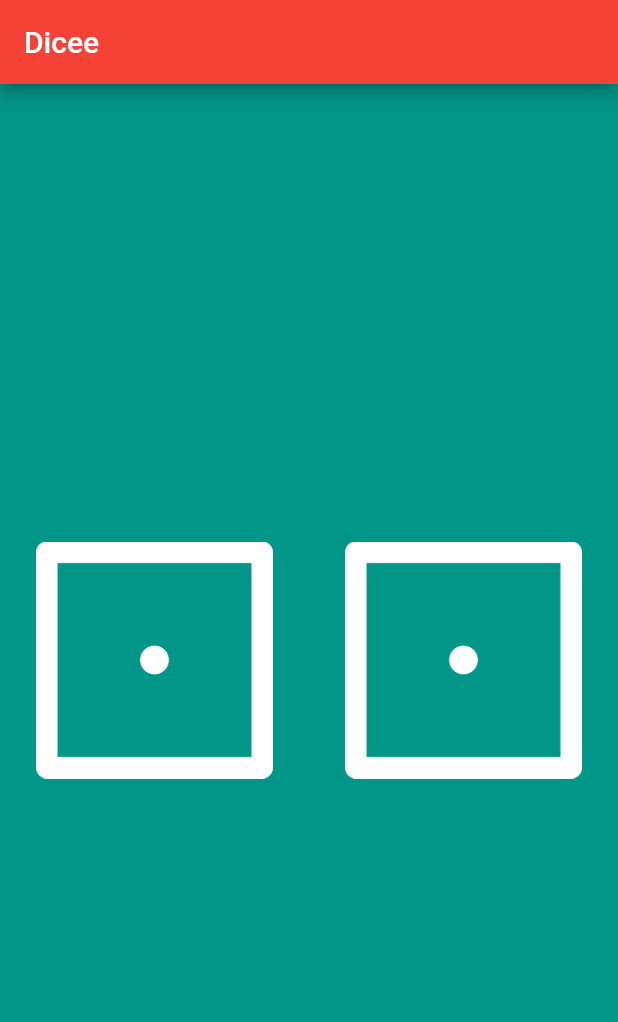
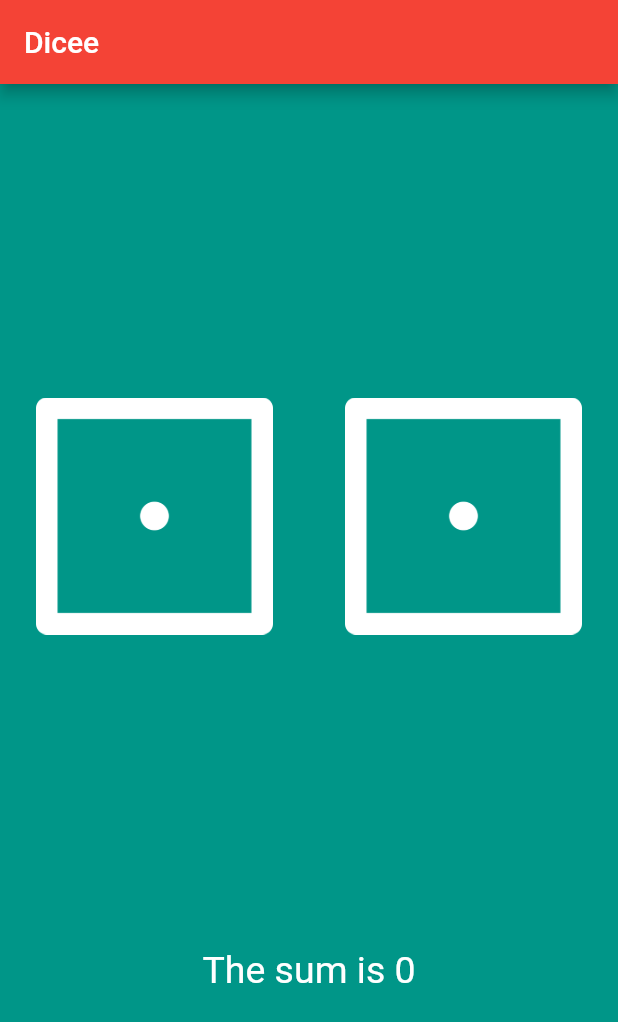
Before and after one commit to Himal-Thapa1/dicee_app-flutter-project, a Flutter app: the screen it shows after launch, on a phone screen of 412 x 824 dp. Shown: the top 1022 px of the screen. Run offline on Flutter 3.47's test engine with Material 2 defaults, Android fonts, the phone set to English and light mode, and no system bars.

Commit message:
Added feature sum

```diff
--- a/lib/main.dart
+++ b/lib/main.dart
@@ -26,14 +26,20 @@ class DicePage extends StatefulWidget {
 class _DicePageState extends State<DicePage> {
   int leftdicenumber=1;
   int rightdicenumber=1;
+  int sum=0;
   void changedicenumber(){
     leftdicenumber=Random().nextInt(6)+1;
     rightdicenumber=Random().nextInt(6)+1;
+    sum=leftdicenumber+rightdicenumber;
   }
   @override
   Widget build(BuildContext context) {
 
     return Center(
+      child: Column(
+        children: [
+          Expanded(
+            flex: 3,
             child: Row(
               children: [
                 Expanded(child: Padding(
@@ -62,6 +68,18 @@ class _DicePageState extends State<DicePage> {
                 ),
               ],
             ),
+          ),
+          Expanded(
+            flex: 1,
+            child: Text(
+              'The sum is $sum',
+              style: TextStyle(
+                color: Colors.white,
+                fontSize: 25,
+              ),
+              ),),
+        ],
+      ),
     );
   }
 }
```
Lines whose indentation alone changed are shown as unchanged.
